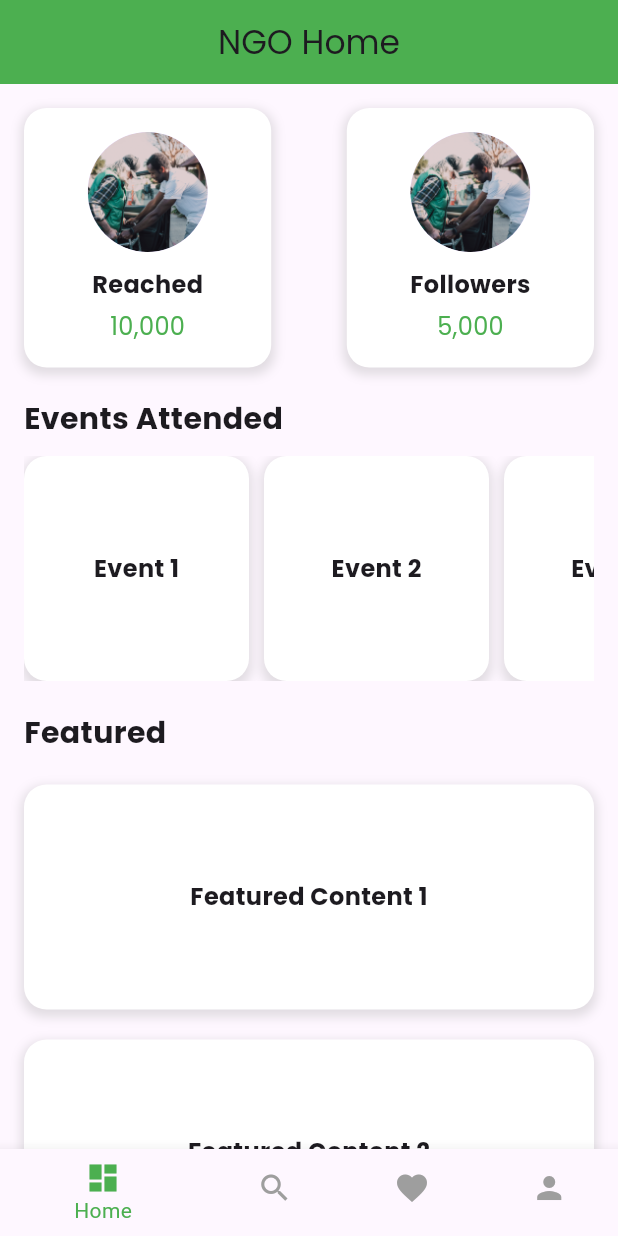
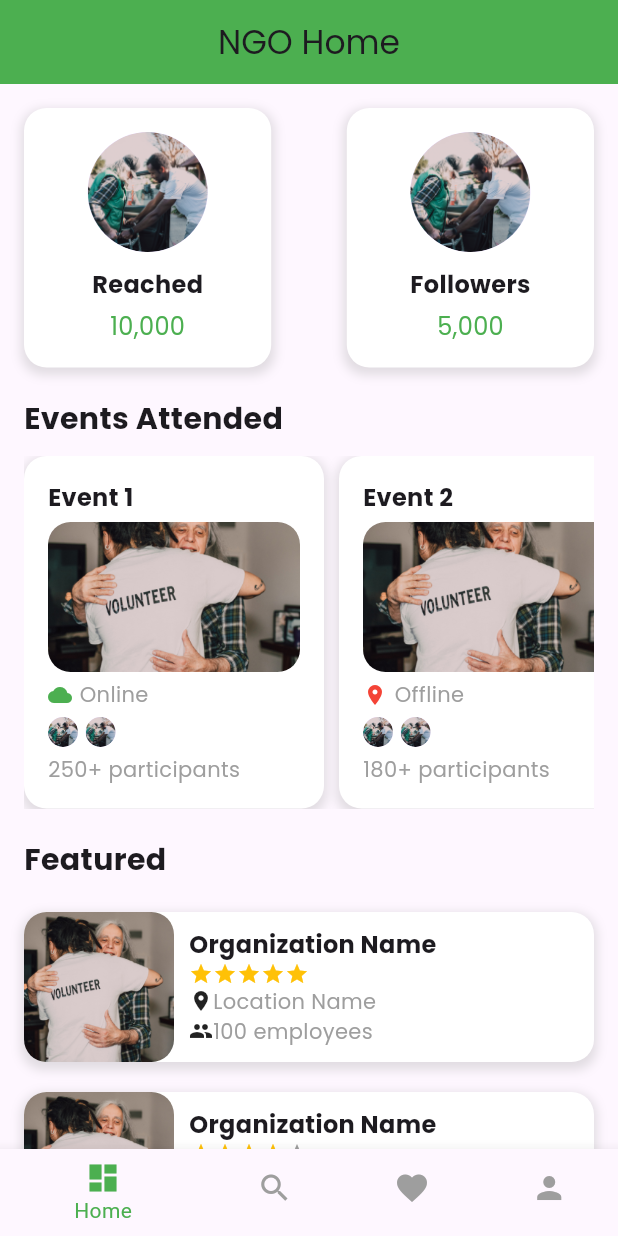
Before and after one commit to Amitkumarkoli/NGO_SCOUT, a Flutter app: the NgoHomeScreen screen opened directly, on a phone screen of 412 x 824 dp. Run offline on Flutter 3.47's test engine with Material 3 defaults, Android fonts, the phone set to English and light mode, and no system bars; our stand-ins replace firebase_auth, firebase_core, google_fonts; accounts and stored records are empty.

Commit message:
made some changes in ngo_home

```diff
--- a/lib/features/presentation/screens/ngo_home_screen.dart
+++ b/lib/features/presentation/screens/ngo_home_screen.dart
@@ -65,10 +65,50 @@ class _NgoHomeScreenState extends State<NgoHomeScreen> {
                 scrollDirection: Axis.horizontal,
                 child: Row(
                   children: [
-                    _buildEventContainer(context, 'Event 1'),
-                    _buildEventContainer(context, 'Event 2'),
-                    _buildEventContainer(context, 'Event 3'),
-                    _buildEventContainer(context, 'Event 4'),
+                    _buildEventContainer(
+                      context,
+                      'Event 1',
+                      'assets/images/volunteer.jpg',
+                      true,
+                      [
+                        'assets/images/circular_image_4.png',
+                        'assets/images/circular_image_4.png'
+                      ],
+                      250,
+                    ),
+                    _buildEventContainer(
+                      context,
+                      'Event 2',
+                      'assets/images/volunteer.jpg',
+                      false,
+                      [
+                        'assets/images/circular_image_4.png',
+                        'assets/images/circular_image_4.png'
+                      ],
+                      180,
+                    ),
+                    _buildEventContainer(
+                      context,
+                      'Event 3',
+                      'assets/images/volunteer.jpg',
+                      true,
+                      [
+                        'assets/images/circular_image_4.png',
+                        'assets/images/circular_image_4.png'
+                      ],
+                      300,
+                    ),
+                    _buildEventContainer(
+                      context,
+                      'Event 4',
+                      'assets/images/volunteer.jpg',
+                      false,
+                      [
+                        'assets/images/circular_image_4.png',
+                        'assets/images/circular_image_4.png'
+                      ],
+                      120,
+                    ),
                   ],
                 ),
               ),
@@ -81,9 +121,30 @@ class _NgoHomeScreenState extends State<NgoHomeScreen> {
                 ),
               ),
               const SizedBox(height: 10),
-              _buildFeaturedContainer(context, 'Featured Content 1'),
-              _buildFeaturedContainer(context, 'Featured Content 2'),
-              _buildFeaturedContainer(context, 'Featured Content 3'),
+              _buildFeaturedContainer(
+                context,
+                'assets/images/volunteer.jpg',
+                'Organization Name',
+                'Location Name',
+                4.5,
+                100,
+              ),
+              _buildFeaturedContainer(
+                context,
+                'assets/images/volunteer.jpg',
+                'Organization Name',
+                'Location Name',
+                4.0,
+                80,
+              ),
+              _buildFeaturedContainer(
+                context,
+                'assets/images/volunteer.jpg',
+                'Organization Name',
+                'Location Name',
+                3.5,
+                60,
+              ),
               const SizedBox(height: 20),
               Text(
                 'You Can Follow',
@@ -97,10 +158,14 @@ class _NgoHomeScreenState extends State<NgoHomeScreen> {
                 scrollDirection: Axis.horizontal,
                 child: Row(
                   children: [
-                    _buildTestimonialContainer(context, 'assets/images/circular_image_4.png'),
-                    _buildTestimonialContainer(context, 'assets/images/circular_image_4.png'),
-                    _buildTestimonialContainer(context, 'assets/images/circular_image_4.png'),
-                    _buildTestimonialContainer(context, 'assets/images/circular_image_4.png'),
+                    _buildTestimonialContainer(
+                        context, 'assets/images/circular_image_4.png'),
+                    _buildTestimonialContainer(
+                        context, 'assets/images/circular_image_4.png'),
+                    _buildTestimonialContainer(
+                        context, 'assets/images/circular_image_4.png'),
+                    _buildTestimonialContainer(
+                        context, 'assets/images/circular_image_4.png'),
                   ],
                 ),
               ),
@@ -135,7 +200,8 @@ class _NgoHomeScreenState extends State<NgoHomeScreen> {
     );
   }
 
-  Widget _buildTopContainer(BuildContext context, String imagePath, String title, String number) {
+  Widget _buildTopContainer(
+      BuildContext context, String imagePath, String title, String number) {
     return Container(
       width: MediaQuery.of(context).size.width * 0.4,
       padding: const EdgeInsets.all(16.0),
@@ -147,7 +213,7 @@ class _NgoHomeScreenState extends State<NgoHomeScreen> {
             color: Colors.grey.withOpacity(0.3),
             spreadRadius: 2,
             blurRadius: 5,
-            offset: Offset(0, 3),
+            offset: const Offset(0, 3),
           ),
         ],
       ),
@@ -178,11 +244,16 @@ class _NgoHomeScreenState extends State<NgoHomeScreen> {
     );
   }
 
-  Widget _buildEventContainer(BuildContext context, String eventName) {
+  Widget _buildEventContainer(
+      BuildContext context,
+      String eventName,
+      String imagePath,
+      bool isOnline,
+      List<String> participantImages,
+      int participantCount) {
     return Container(
       margin: const EdgeInsets.only(right: 10),
-      height: 150,
-      width: 150,
+      width: 200,
       padding: const EdgeInsets.all(16.0),
       decoration: BoxDecoration(
         color: Colors.white,
@@ -196,24 +267,73 @@ class _NgoHomeScreenState extends State<NgoHomeScreen> {
           ),
         ],
       ),
-      child: Center(
-        child: Text(
+      child: Column(
+        crossAxisAlignment: CrossAxisAlignment.start,
+        children: [
+          Text(
             eventName,
             style: GoogleFonts.poppins(
               fontSize: 16,
               fontWeight: FontWeight.bold,
             ),
           ),
+          const SizedBox(height: 5),
+          ClipRRect(
+            borderRadius: BorderRadius.circular(15.0), // Rounded border
+            child: Image.asset(
+              imagePath,
+              height: 100,
+              width: double.infinity,
+              fit: BoxFit.cover,
+            ),
+          ),
+          const SizedBox(height: 5),
+          Row(
+            children: [
+              Icon(
+                isOnline ? Icons.cloud : Icons.location_on,
+                color: isOnline ? Colors.green : Colors.red,
+                size: 16,
+              ),
+              const SizedBox(width: 5),
+              Text(
+                isOnline ? 'Online' : 'Offline',
+                style: GoogleFonts.poppins(fontSize: 14, color: Colors.grey),
+              ),
+            ],
+          ),
+          const SizedBox(height: 5),
+          Row(
+            children: participantImages.map((imagePath) {
+              return Padding(
+                padding: const EdgeInsets.only(right: 5),
+                child: CircleAvatar(
+                  radius: 10,
+                  backgroundImage: AssetImage(imagePath),
+                ),
+              );
+            }).toList(),
+          ),
+          const SizedBox(height: 5),
+          Text(
+            '$participantCount+ participants',
+            style: GoogleFonts.poppins(fontSize: 14, color: Colors.grey),
+          ),
+        ],
       ),
     );
   }
 
-  Widget _buildFeaturedContainer(BuildContext context, String content) {
+  Widget _buildFeaturedContainer(
+    BuildContext context,
+    String imagePath,
+    String organizationName,
+    String locationName,
+    double rating,
+    int employeeCount,
+  ) {
     return Container(
       margin: const EdgeInsets.symmetric(vertical: 10),
-      height: 150,
-      width: double.infinity,
-      padding: const EdgeInsets.all(16.0),
       decoration: BoxDecoration(
         color: Colors.white,
         borderRadius: BorderRadius.circular(15),
@@ -226,14 +346,63 @@ class _NgoHomeScreenState extends State<NgoHomeScreen> {
           ),
         ],
       ),
-      child: Center(
-        child: Text(
-          content,
+      child: Row(
+        children: [
+          ClipRRect(
+            borderRadius: BorderRadius.circular(15.0), // Rounded border
+            child: Image.asset(
+              imagePath,
+              height: 100,
+              width: 100,
+              fit: BoxFit.cover,
+            ),
+          ),
+          const SizedBox(width: 10),
+          Expanded(
+            child: Column(
+              crossAxisAlignment: CrossAxisAlignment.start,
+              children: [
+                Text(
+                  organizationName,
                   style: GoogleFonts.poppins(
                     fontSize: 16,
                     fontWeight: FontWeight.bold,
                   ),
                 ),
+                Row(
+                  children: List.generate(
+                    5,
+                    (index) => Icon(
+                      Icons.star,
+                      color: index < rating ? Colors.amber : Colors.grey,
+                      size: 16,
+                    ),
+                  ),
+                ),
+                Row(
+                  children: [
+                    Icon(Icons.location_on, size: 16),
+                    Text(
+                      locationName,
+                      style:
+                          GoogleFonts.poppins(fontSize: 14, color: Colors.grey),
+                    ),
+                  ],
+                ),
+                Row(
+                  children: [
+                    Icon(Icons.people, size: 16),
+                    Text(
+                      '$employeeCount employees',
+                      style:
+                          GoogleFonts.poppins(fontSize: 14, color: Colors.grey),
+                    ),
+                  ],
+                ),
+              ],
+            ),
+          ),
+        ],
       ),
     );
   }
--- a/lib/main.dart
+++ b/lib/main.dart
@@ -32,7 +32,7 @@ class MyApp extends StatelessWidget {
         title: 'NGO Scout',
         // initialRoute: AppRoutes.welcome,
         // routes: AppRoutes.routes, // Use the routes from your routes file
-        home: PeopleHomeScreen(),
+        home: NgoHomeScreen(),
       ),
     );
   }
```
Lines whose indentation alone changed are shown as unchanged.
